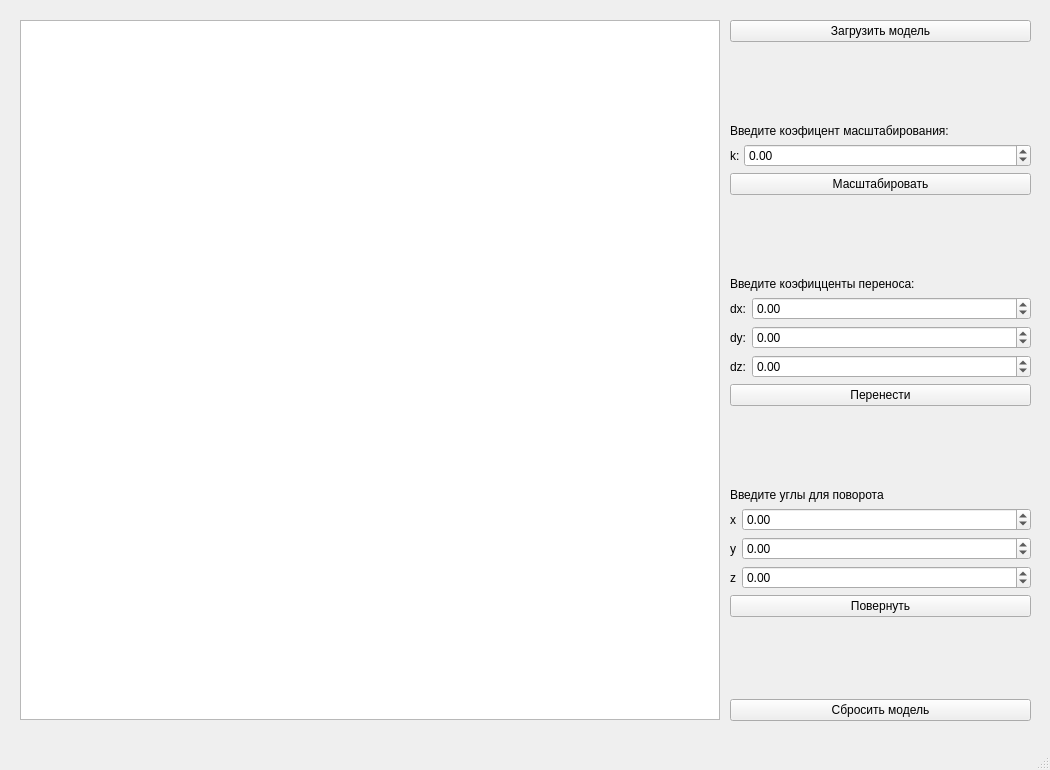
Above: OOP/lab01/mainwindow.ui from tatarinova0903/bmstu_sem4 before the change. Below: the same form after it.
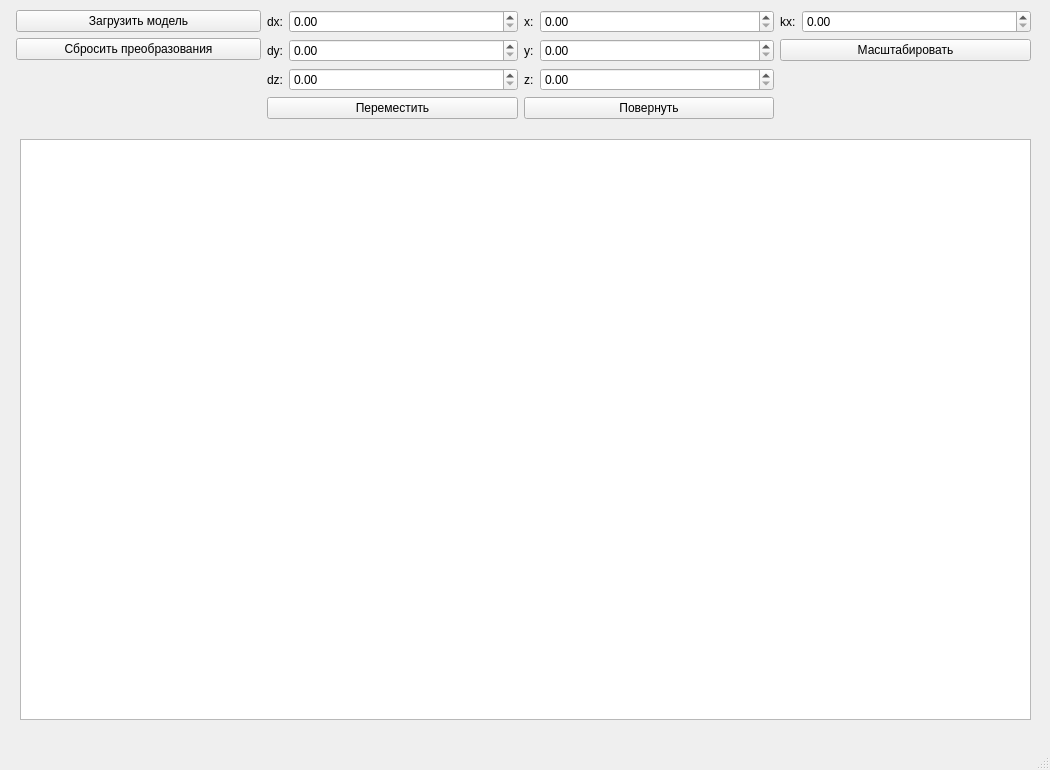
That is the form after the change.

Commit message: [OOP][lab01] ui

Patch:
```diff
--- a/OOP/lab01/mainwindow.ui
+++ b/OOP/lab01/mainwindow.ui
@@ -18,269 +18,142 @@
     <property name="geometry">
      <rect>
       <x>20</x>
-      <y>20</y>
-      <width>700</width>
-      <height>700</height>
+      <y>139</y>
+      <width>1011</width>
+      <height>581</height>
      </rect>
     </property>
    </widget>
    <widget class="QWidget" name="verticalLayoutWidget">
     <property name="geometry">
      <rect>
-      <x>730</x>
-      <y>20</y>
-      <width>301</width>
-      <height>701</height>
+      <x>10</x>
+      <y>10</y>
+      <width>1021</width>
+      <height>131</height>
      </rect>
     </property>
-    <layout class="QVBoxLayout" name="verticalLayout">
-     <item>
-      <layout class="QHBoxLayout" name="horizontalLayout"/>
-     </item>
-     <item>
-      <widget class="QPushButton" name="loadModelButton">
-       <property name="text">
-        <string>Загрузить модель</string>
-       </property>
-      </widget>
-     </item>
-     <item>
-      <spacer name="verticalSpacer_3">
-       <property name="orientation">
-        <enum>Qt::Vertical</enum>
-       </property>
-       <property name="sizeHint" stdset="0">
-        <size>
-         <width>20</width>
-         <height>40</height>
-        </size>
-       </property>
-      </spacer>
-     </item>
-     <item>
-      <widget class="QLabel" name="label_10">
-       <property name="text">
-        <string>Введите коэфицент масштабирования:</string>
-       </property>
-      </widget>
-     </item>
-     <item>
+    <layout class="QGridLayout" name="gridLayout_2">
+     <item row="0" column="3">
       <layout class="QFormLayout" name="formLayout_3">
-       <property name="horizontalSpacing">
-        <number>1</number>
-       </property>
-       <property name="verticalSpacing">
-        <number>2</number>
-       </property>
-       <item row="2" column="0">
-        <widget class="QLabel" name="label_6">
-         <property name="text">
-          <string>k: </string>
-         </property>
-        </widget>
+       <item row="0" column="1">
+        <widget class="QDoubleSpinBox" name="scaleField"/>
        </item>
-       <item row="2" column="1">
-        <widget class="QDoubleSpinBox" name="scaleField">
-         <property name="minimum">
-          <double>-1000.000000000000000</double>
-         </property>
-         <property name="maximum">
-          <double>1000.000000000000000</double>
-         </property>
-        </widget>
-       </item>
-      </layout>
-     </item>
-     <item>
-      <widget class="QPushButton" name="scaleButton">
-       <property name="text">
-        <string>Масштабировать</string>
-       </property>
-      </widget>
-     </item>
-     <item>
-      <spacer name="verticalSpacer_2">
-       <property name="orientation">
-        <enum>Qt::Vertical</enum>
-       </property>
-       <property name="sizeHint" stdset="0">
-        <size>
-         <width>20</width>
-         <height>40</height>
-        </size>
-       </property>
-      </spacer>
-     </item>
-     <item>
-      <widget class="QLabel" name="label_9">
-       <property name="text">
-        <string>Введите коэфицценты переноса:</string>
-       </property>
-      </widget>
-     </item>
-     <item>
-      <layout class="QFormLayout" name="formLayout_2">
-       <item row="2" column="0">
-        <widget class="QLabel" name="label_2">
+       <item row="0" column="0">
+        <widget class="QLabel" name="label_7">
          <property name="text">
-          <string>dx:</string>
+          <string>kx:</string>
          </property>
         </widget>
        </item>
-       <item row="2" column="1">
-        <widget class="QDoubleSpinBox" name="moveXField">
-         <property name="minimum">
-          <double>-1000.000000000000000</double>
-         </property>
-         <property name="maximum">
-          <double>1000.000000000000000</double>
-         </property>
-        </widget>
-       </item>
-       <item row="4" column="0">
-        <widget class="QLabel" name="label_5">
+       <item row="1" column="0" colspan="2">
+        <widget class="QPushButton" name="scaleButton">
          <property name="text">
-          <string>dy:</string>
+          <string>Масштабировать</string>
          </property>
         </widget>
        </item>
-       <item row="4" column="1">
-        <widget class="QDoubleSpinBox" name="moveYField">
-         <property name="minimum">
-          <double>-1000.000000000000000</double>
-         </property>
-         <property name="maximum">
-          <double>1000.000000000000000</double>
-         </property>
-        </widget>
-       </item>
-       <item row="5" column="1">
-        <widget class="QDoubleSpinBox" name="moveZField">
-         <property name="minimum">
-          <double>-1000.000000000000000</double>
-         </property>
-         <property name="maximum">
-          <double>1000.000000000000000</double>
-         </property>
-        </widget>
-       </item>
-       <item row="5" column="0">
-        <widget class="QLabel" name="label_12">
-         <property name="text">
-          <string>dz:</string>
-         </property>
-        </widget>
-       </item>
       </layout>
      </item>
-     <item>
-      <widget class="QPushButton" name="moveButton">
-       <property name="text">
-        <string>Перенести</string>
-       </property>
-      </widget>
-     </item>
-     <item>
-      <spacer name="verticalSpacer">
-       <property name="orientation">
-        <enum>Qt::Vertical</enum>
-       </property>
-       <property name="sizeHint" stdset="0">
-        <size>
-         <width>20</width>
-         <height>40</height>
-        </size>
-       </property>
-      </spacer>
-     </item>
-     <item>
-      <widget class="QLabel" name="label_8">
-       <property name="text">
-        <string>Введите углы для поворота</string>
-       </property>
-      </widget>
-     </item>
-     <item>
+     <item row="0" column="1">
       <layout class="QFormLayout" name="formLayout">
        <item row="0" column="0">
         <widget class="QLabel" name="label">
          <property name="text">
-          <string>x</string>
+          <string>dx:</string>
          </property>
         </widget>
        </item>
        <item row="0" column="1">
-        <widget class="QDoubleSpinBox" name="rotateXField">
-         <property name="minimum">
-          <double>-1000.000000000000000</double>
-         </property>
-         <property name="maximum">
-          <double>1000.000000000000000</double>
-         </property>
-        </widget>
+        <widget class="QDoubleSpinBox" name="moveXField"/>
        </item>
-       <item row="2" column="1">
-        <widget class="QDoubleSpinBox" name="rotateYField">
-         <property name="minimum">
-          <double>-1000.000000000000000</double>
+       <item row="1" column="0">
+        <widget class="QLabel" name="label_2">
+         <property name="text">
+          <string>dy:</string>
          </property>
-         <property name="maximum">
-          <double>1000.000000000000000</double>
-         </property>
         </widget>
        </item>
+       <item row="1" column="1">
+        <widget class="QDoubleSpinBox" name="moveYField"/>
+       </item>
        <item row="2" column="0">
         <widget class="QLabel" name="label_3">
          <property name="text">
-          <string>y</string>
+          <string>dz:</string>
          </property>
         </widget>
        </item>
-       <item row="3" column="0">
+       <item row="2" column="1">
+        <widget class="QDoubleSpinBox" name="moveZField"/>
+       </item>
+       <item row="3" column="0" colspan="2">
+        <widget class="QPushButton" name="moveButton">
+         <property name="text">
+          <string>Переместить</string>
+         </property>
+        </widget>
+       </item>
+      </layout>
+     </item>
+     <item row="0" column="2">
+      <layout class="QFormLayout" name="formLayout_2">
+       <item row="0" column="0">
         <widget class="QLabel" name="label_4">
          <property name="text">
-          <string>z</string>
+          <string>x:</string>
          </property>
         </widget>
        </item>
-       <item row="3" column="1">
-        <widget class="QDoubleSpinBox" name="rotateZField">
-         <property name="minimum">
-          <double>-1000.000000000000000</double>
+       <item row="0" column="1">
+        <widget class="QDoubleSpinBox" name="rotateXField"/>
+       </item>
+       <item row="1" column="0">
+        <widget class="QLabel" name="label_5">
+         <property name="text">
+          <string>y:</string>
          </property>
-         <property name="maximum">
-          <double>1000.000000000000000</double>
+        </widget>
+       </item>
+       <item row="1" column="1">
+        <widget class="QDoubleSpinBox" name="rotateYField"/>
+       </item>
+       <item row="2" column="0">
+        <widget class="QLabel" name="label_6">
+         <property name="text">
+          <string>z:</string>
          </property>
         </widget>
        </item>
+       <item row="2" column="1">
+        <widget class="QDoubleSpinBox" name="rotateZField"/>
+       </item>
+       <item row="3" column="0" colspan="2">
+        <widget class="QPushButton" name="rotateButton">
+         <property name="text">
+          <string>Повернуть</string>
+         </property>
+        </widget>
+       </item>
       </layout>
      </item>
-     <item>
-      <widget class="QPushButton" name="rotateButton">
-       <property name="text">
-        <string>Повернуть</string>
-       </property>
-      </widget>
-     </item>
-     <item>
-      <spacer name="verticalSpacer_4">
-       <property name="orientation">
-        <enum>Qt::Vertical</enum>
-       </property>
-       <property name="sizeHint" stdset="0">
-        <size>
-         <width>20</width>
-         <height>40</height>
-        </size>
-       </property>
-      </spacer>
-     </item>
-     <item>
-      <widget class="QPushButton" name="clearButton">
-       <property name="text">
-        <string>Сбросить модель</string>
-       </property>
-      </widget>
+     <item row="0" column="0">
+      <layout class="QFormLayout" name="formLayout_5">
+       <item row="0" column="1">
+        <widget class="QPushButton" name="loadModelButton">
+         <property name="text">
+          <string>Загрузить модель</string>
+         </property>
+        </widget>
+       </item>
+       <item row="1" column="1">
+        <widget class="QPushButton" name="clearButton">
+         <property name="text">
+          <string>Сбросить преобразования</string>
+         </property>
+        </widget>
+       </item>
+      </layout>
      </item>
     </layout>
    </widget>
```
Left out of the diff: 2 changed lines with no effect on the pictures. The commit also changes 3 other files.
